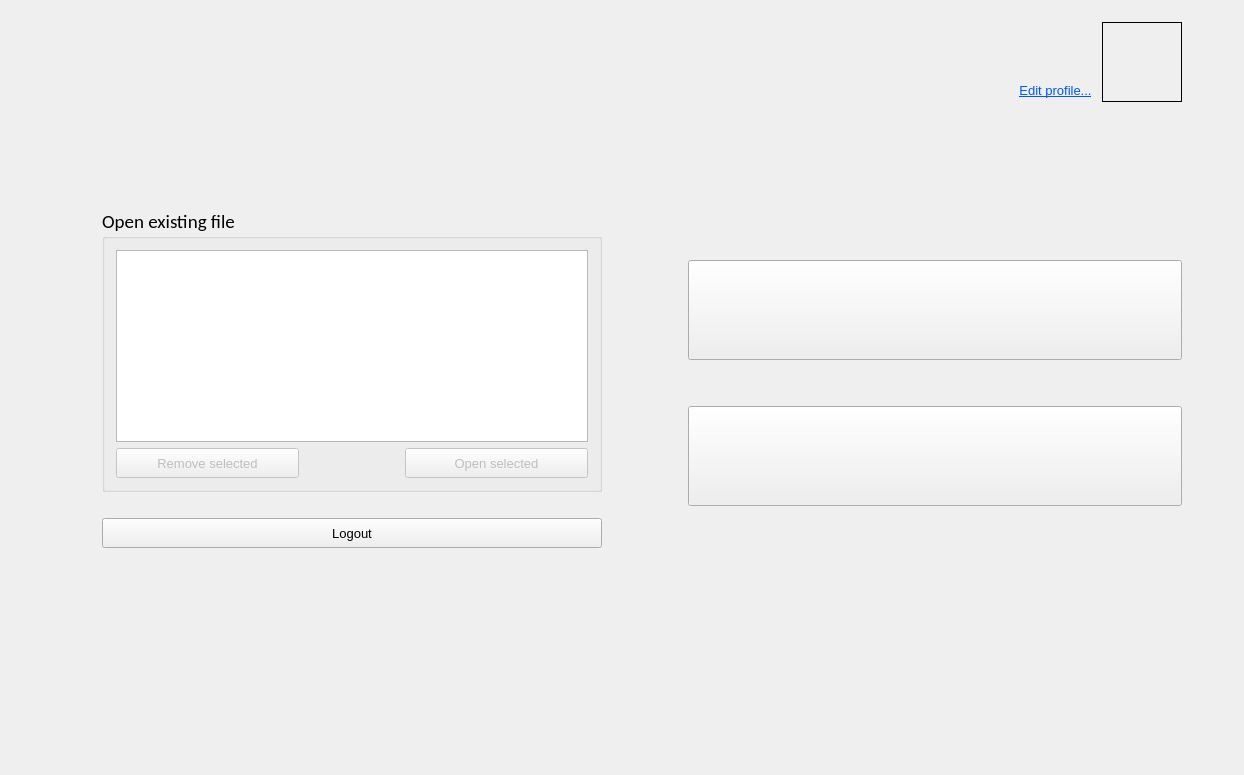
First picture: the form in textedit/landingpage.ui, repository pgallo725/livetext-pds, before the edit.
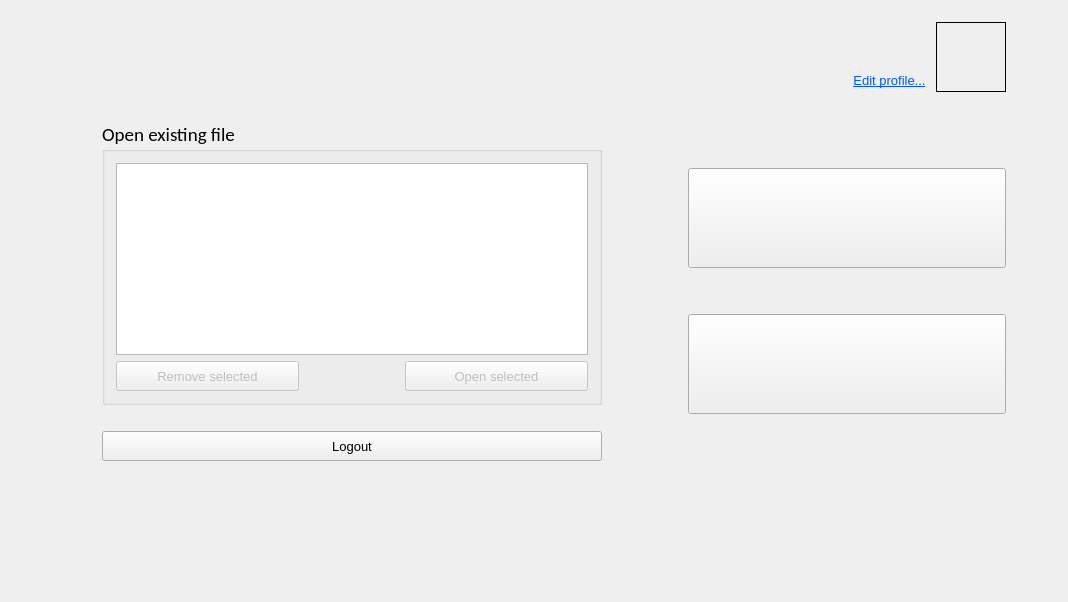
Second picture: the form after the edit.

The edit to the form file:
```diff
--- a/textedit/landingpage.ui
+++ b/textedit/landingpage.ui
@@ -6,8 +6,8 @@
    <rect>
     <x>0</x>
     <y>0</y>
-    <width>1244</width>
-    <height>775</height>
+    <width>1068</width>
+    <height>602</height>
    </rect>
   </property>
   <property name="minimumSize">
@@ -1140,7 +1140,7 @@
               <item>
                <widget class="QLabel" name="label_userUsername">
                 <property name="sizePolicy">
-                 <sizepolicy hsizetype="Preferred" vsizetype="Minimum">
+                 <sizepolicy hsizetype="Preferred" vsizetype="Preferred">
                   <horstretch>0</horstretch>
                   <verstretch>0</verstretch>
                  </sizepolicy>
@@ -1161,7 +1161,7 @@
               <item>
                <widget class="QPushButton" name="pushButton_editProfile">
                 <property name="sizePolicy">
-                 <sizepolicy hsizetype="Minimum" vsizetype="Minimum">
+                 <sizepolicy hsizetype="Preferred" vsizetype="Preferred">
                   <horstretch>0</horstretch>
                   <verstretch>0</verstretch>
                  </sizepolicy>
@@ -1230,15 +1230,15 @@
             <item>
              <widget class="QLabel" name="label_userProfilePhoto">
               <property name="sizePolicy">
-               <sizepolicy hsizetype="Fixed" vsizetype="Preferred">
+               <sizepolicy hsizetype="Fixed" vsizetype="Fixed">
                 <horstretch>0</horstretch>
                 <verstretch>0</verstretch>
                </sizepolicy>
               </property>
               <property name="minimumSize">
                <size>
-                <width>80</width>
-                <height>80</height>
+                <width>70</width>
+                <height>70</height>
                </size>
               </property>
               <property name="frameShape">
```
